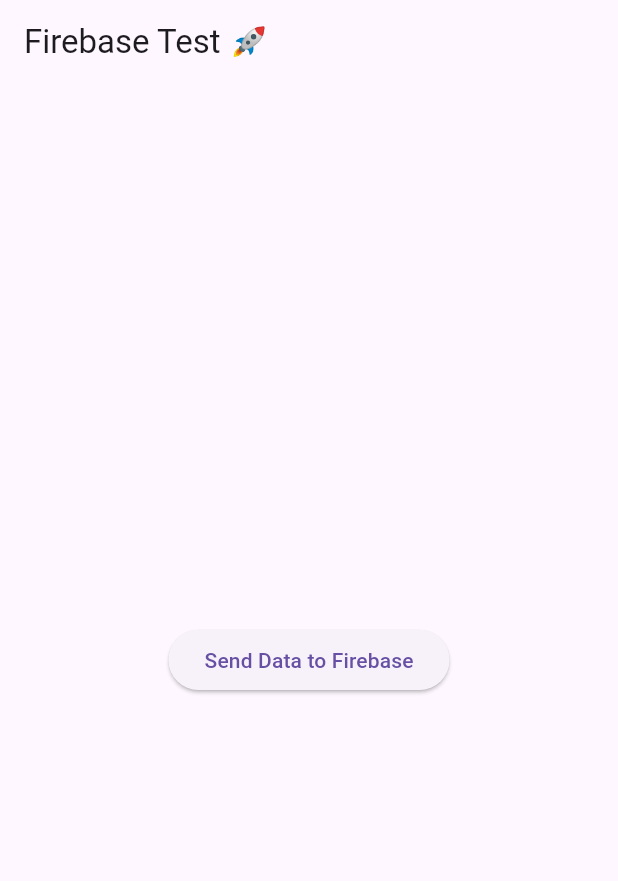
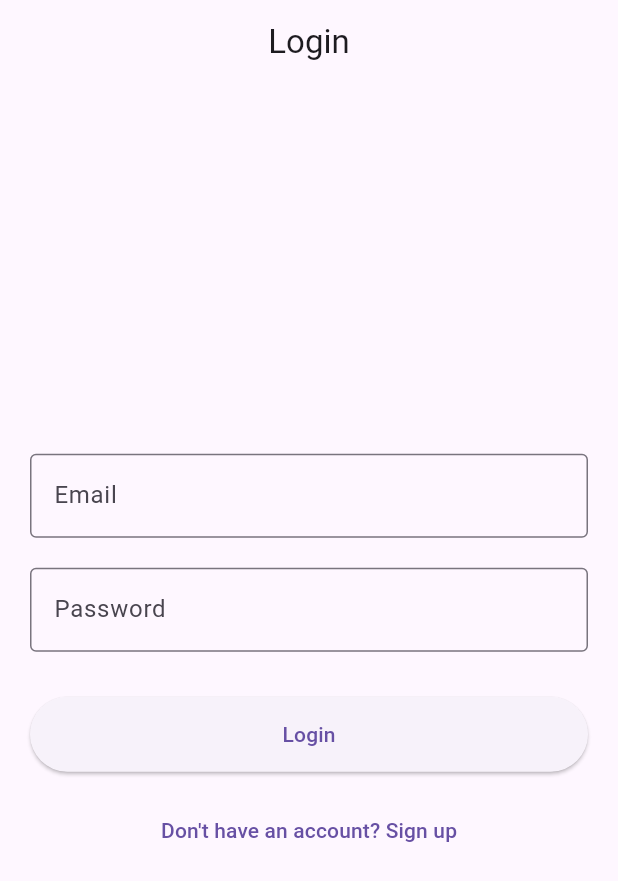
Before and after one commit to Saiffashrafi04/ScoreArena-Sport-Tournament-Manager, a Flutter app: the screen it shows after launch, on a phone screen of 412 x 824 dp. Shown: the top 881 px of the screen. Run offline on Flutter 3.47's test engine with Material 3 defaults, Android fonts, the phone set to English and light mode, and no system bars; our stand-ins replace firebase_core; accounts and stored records are empty.

Commit message:
Added login screen, setuo +firebase

```diff
--- a/lib/main.dart
+++ b/lib/main.dart
@@ -1,6 +1,6 @@
 import 'package:flutter/material.dart';
 import 'package:firebase_core/firebase_core.dart';
-import 'package:cloud_firestore/cloud_firestore.dart';
+import 'screens/login_screen.dart';
 
 void main() async {
   WidgetsFlutterBinding.ensureInitialized();
@@ -15,19 +15,7 @@
   Widget build(BuildContext context) {
     return MaterialApp(
       debugShowCheckedModeBanner: false,
-      home: Scaffold(
-        appBar: AppBar(title: const Text("Firebase Test 🚀")),
-        body: Center(
-          child: ElevatedButton(
-            onPressed: () async {
-              await FirebaseFirestore.instance.collection('test').add({
-                'message': 'Hello from app',
-              });
-            },
-            child: const Text("Send Data to Firebase"),
-          ),
-        ),
-      ),
+      home: const LoginScreen(),
     );
   }
 }
--- /dev/null
+++ b/lib/screens/login_screen.dart
@@ -0,0 +1,71 @@
+import 'package:flutter/material.dart';
+
+class LoginScreen extends StatefulWidget {
+  const LoginScreen({super.key});
+
+  @override
+  State<LoginScreen> createState() => _LoginScreenState();
+}
+
+class _LoginScreenState extends State<LoginScreen> {
+  final emailController = TextEditingController();
+  final passwordController = TextEditingController();
+
+  @override
+  Widget build(BuildContext context) {
+    return Scaffold(
+      appBar: AppBar(title: const Text("Login"), centerTitle: true),
+      body: Padding(
+        padding: const EdgeInsets.all(20),
+        child: Column(
+          mainAxisAlignment: MainAxisAlignment.center,
+          children: [
+            // Email
+            TextField(
+              controller: emailController,
+              decoration: const InputDecoration(
+                labelText: "Email",
+                border: OutlineInputBorder(),
+              ),
+            ),
+
+            const SizedBox(height: 20),
+
+            // Password
+            TextField(
+              controller: passwordController,
+              obscureText: true,
+              decoration: const InputDecoration(
+                labelText: "Password",
+                border: OutlineInputBorder(),
+              ),
+            ),
+
+            const SizedBox(height: 30),
+
+            // Login Button
+            ElevatedButton(
+              onPressed: () {
+                // will add logic next
+              },
+              style: ElevatedButton.styleFrom(
+                minimumSize: const Size(double.infinity, 50),
+              ),
+              child: const Text("Login"),
+            ),
+
+            const SizedBox(height: 15),
+
+            // Signup text
+            TextButton(
+              onPressed: () {
+                // later
+              },
+              child: const Text("Don't have an account? Sign up"),
+            ),
+          ],
+        ),
+      ),
+    );
+  }
+}
--- a/pubspec.yaml
+++ b/pubspec.yaml
@@ -37,6 +37,7 @@
   # Use with the CupertinoIcons class for iOS style icons.
   cupertino_icons: ^1.0.8
   cloud_firestore: ^4.15.0
+  firebase_auth: ^4.17.0
 
 dev_dependencies:
   flutter_test:
```
Also changed, not shown: 1 other file.
